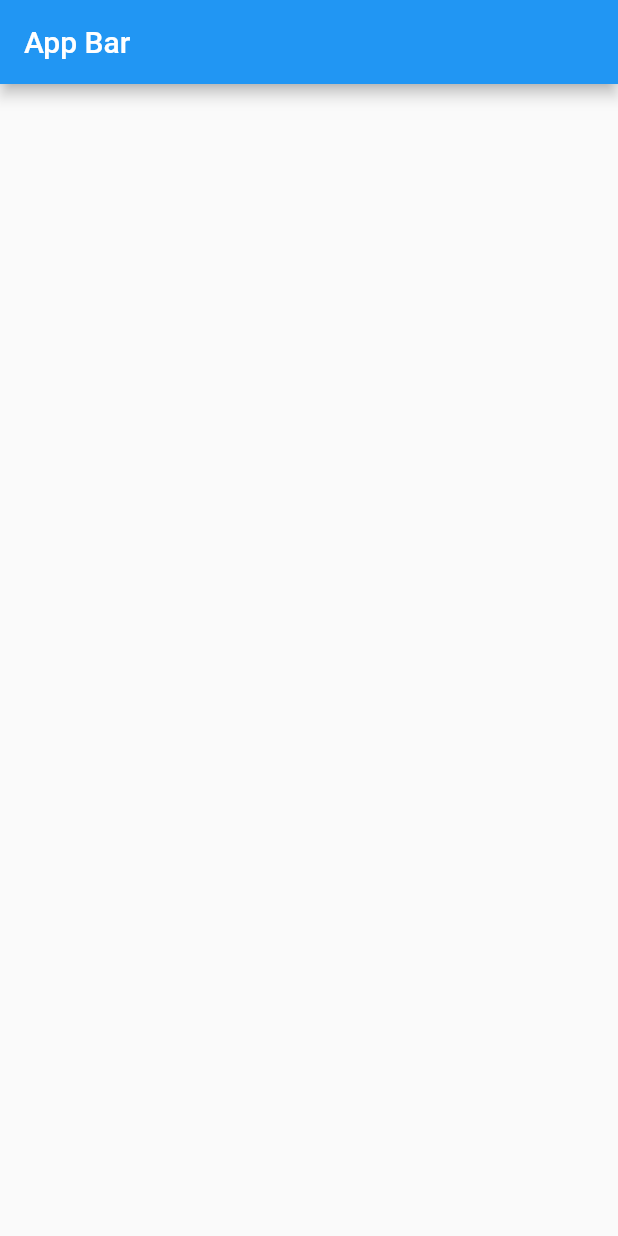
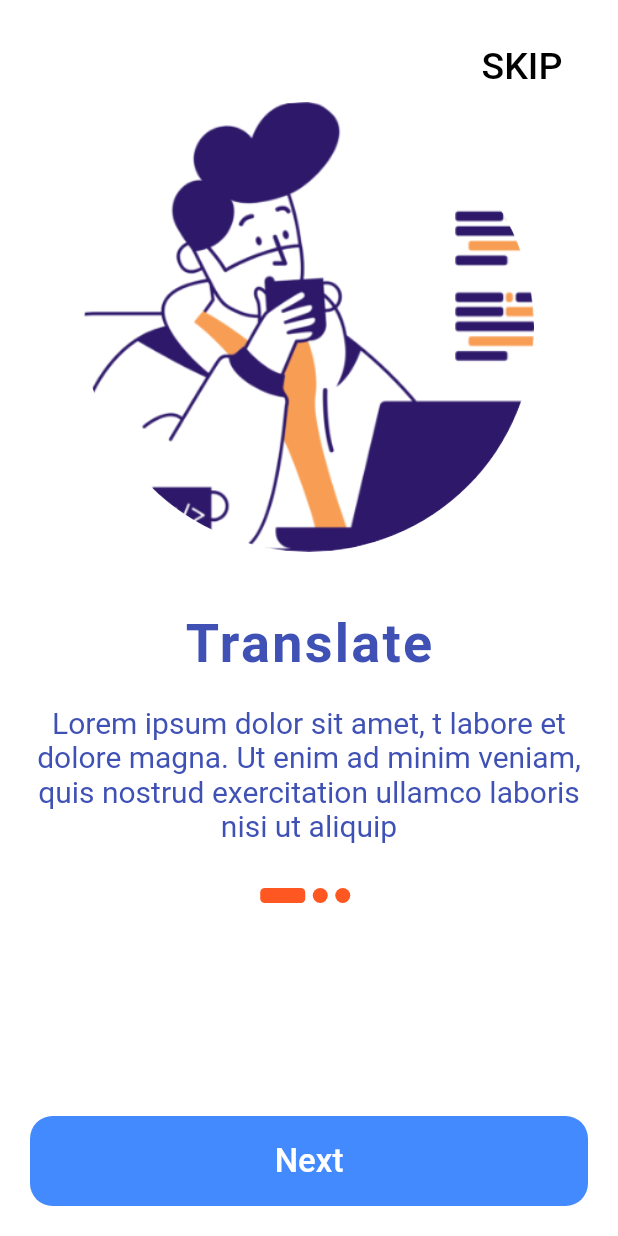
Before and after one commit to mohamedlotfy50/sign_language_interpreter, a Flutter app: the screen it shows after launch, on a phone screen of 412 x 824 dp. Run offline on Flutter 3.47's test engine with Material 2 defaults, Android fonts, the phone set to English and light mode, and no system bars.

Commit message:
onboard screen

```diff
--- /dev/null
+++ b/lib/boardScreen/screens/board_screen.dart
@@ -0,0 +1,74 @@
+import 'dart:ui';
+import 'package:sign_language_interpreter/model/slide.dart';
+import 'package:sign_language_interpreter/boardScreen/widgets/Slide_item.dart';
+import 'package:flutter/cupertino.dart';
+import 'package:flutter/material.dart';
+
+class BoardScreen extends StatefulWidget {
+  const BoardScreen({Key? key}) : super(key: key);
+
+  @override
+  _BoardScreenState createState() => _BoardScreenState();
+}
+
+class _BoardScreenState extends State<BoardScreen> {
+  @override
+  Widget build(BuildContext context) {
+    return Scaffold(
+      body: Container(
+        color: Colors.white,
+        child: Padding(
+          padding: const EdgeInsets.all(20.0),
+          child: Column(
+            children: [
+              Row(
+                mainAxisAlignment: MainAxisAlignment.end,
+                children: [
+                  MaterialButton(
+                    child: Text(
+                      "SKIP",
+                      style: TextStyle(fontSize: 25, color: Colors.black),
+                    ),
+                    onPressed: () {},
+                  ),
+                ],
+              ),
+              Expanded(
+                child: PageView.builder(
+                  itemCount: slideList.length,
+                  itemBuilder: (ctx, i)=> SlideItem(i),
+                ),
+              ),
+              Column(
+                crossAxisAlignment: CrossAxisAlignment.stretch,
+                children: [
+                  Container(
+                    height: 60,
+                    // width: double.infinity,
+                    decoration: BoxDecoration(
+                      borderRadius: BorderRadius.circular(15),
+                      color: Colors.blueAccent,
+                    ),
+                    child: TextButton(
+                      style: TextButton.styleFrom(
+                        primary: Colors.white,
+                      ),
+                      onPressed: null,
+                      child: Text(
+                        'Next',
+                        style: TextStyle(
+                          color: Colors.white,
+                          fontSize: 22,
+                        ),
+                      ),
+                    ),
+                  ),
+                ],
+              ),
+                  ],
+                ),
+              ),
+          ),
+        );
+  }
+}
--- /dev/null
+++ b/lib/boardScreen/widgets/Slide_item.dart
@@ -0,0 +1,87 @@
+import 'package:flutter/material.dart';
+import 'package:sign_language_interpreter/model/slide.dart';
+
+
+class SlideItem extends StatelessWidget {
+  final int index;
+  SlideItem(this.index);
+  @override
+  Widget build(BuildContext context) {
+    return Column(
+      children: [
+      Column(
+      mainAxisAlignment: MainAxisAlignment.center,
+      crossAxisAlignment: CrossAxisAlignment.center,
+      children: [
+        Container(
+          width: 300,
+          height: 300,
+          decoration: BoxDecoration(
+            shape: BoxShape.circle,
+            image: DecorationImage(
+              image: AssetImage('assets/images/Layer 2.png'),
+            ),
+          ),
+        ),
+        SizedBox(
+          height: 40,
+        ),
+        Text(
+          'Translate',
+          style: TextStyle(
+              fontSize: 36,
+              fontWeight: FontWeight.w600,
+              letterSpacing: 1.5,
+              color: Colors.indigo),
+        ),
+        SizedBox(
+          height: 20,
+        ),
+        Text(
+          'Lorem ipsum dolor sit amet, t labore et dolore magna. Ut enim ad minim veniam, quis nostrud exercitation ullamco laboris nisi ut aliquip',
+          textAlign: TextAlign.center,
+          style: TextStyle(
+            fontSize: 20,
+            color: Colors.indigo,
+          ),
+        ),
+        SizedBox(
+          height: 30,
+        ),
+        Row(
+          mainAxisAlignment: MainAxisAlignment.center,
+          children: [
+            Container(
+              margin: EdgeInsets.only(right: 5),
+              height: 10,
+              width: 30,
+              decoration: BoxDecoration(
+                color: Colors.deepOrange,
+                borderRadius: BorderRadius.circular(3),
+              ),
+            ),
+            Container(
+              margin: EdgeInsets.only(right: 5),
+              height: 10,
+              width: 10,
+              decoration: BoxDecoration(
+                color: Colors.deepOrange,
+                borderRadius: BorderRadius.circular(5),
+              ),
+            ),Container(
+              margin: EdgeInsets.only(right: 5),
+              height: 10,
+              width: 10,
+              decoration: BoxDecoration(
+                color: Colors.deepOrange,
+                borderRadius: BorderRadius.circular(5),
+              ),
+            ),
+          ],
+        ),
+      ],
+    ),
+    ],
+    );
+  }
+}
--- /dev/null
+++ b/lib/model/slide.dart
@@ -0,0 +1,30 @@
+import 'package:flutter/cupertino.dart';
+import 'package:flutter/material.dart';
+class Slide{
+  final String imageUrl;
+  final String title;
+  final String description;
+  Slide({
+    required this.imageUrl,
+    required this.title,
+    required this.description,
+});
+}
+
+final slideList = [
+  Slide(
+      imageUrl: 'assets/images/Layer 2.png',
+      title: 'Translate',
+      description: 'Lorem ipsum dolor sit amet, t labore et dolore magna. Ut enim ad minim veniam, quis nostrud exercitation ullamco laboris nisi ut aliquip',
+  ),
+  Slide(
+    imageUrl: 'assets/images/Group 6.png',
+    title: 'Learn',
+    description: 'Lorem ipsum dolor sit amet, t labore et dolore magna. Ut enim ad minim veniam, quis nostrud exercitation ullamco laboris nisi ut aliquip',
+  ),
+  Slide(
+    imageUrl: 'assets/images/teaching_outline II.png',
+    title: 'Communiacte',
+    description: 'Lorem ipsum dolor sit amet, t labore et dolore magna. Ut enim ad minim veniam, quis nostrud exercitation ullamco laboris nisi ut aliquip',
+  ),
+];
--- a/lib/my_app.dart
+++ b/lib/my_app.dart
@@ -1,18 +1,13 @@
+import 'package:sign_language_interpreter/boardScreen/screens/board_screen.dart';
 import 'package:flutter/material.dart';
 
 class MyApp extends StatelessWidget {
   @override
   Widget build(BuildContext context) {
     return MaterialApp(
-      //! title: 'Flutter Demo', waiting then namong the app
-      theme: ThemeData(
-        primarySwatch: Colors.blue,
-      ),
-      home: Scaffold(
-        appBar : AppBar(
-          title : Text("App Bar"),
-        )
-      ),
+      debugShowCheckedModeBanner: false,
+
+      home: BoardScreen(),
     );
   }
 }
--- a/pubspec.yaml
+++ b/pubspec.yaml
@@ -54,7 +54,8 @@ flutter:
 
   # For details regarding adding assets from package dependencies, see
   # https://flutter.dev/assets-and-images/#from-packages
-
+  assets:
+    - assets/images/
   # To add custom fonts to your application, add a fonts section here,
   # in this "flutter" section. Each entry in this list should have a
   # "family" key with the font family name, and a "fonts" key with a
```
Also changed, not shown: assets/images/Group 6.png (added), assets/images/Layer 2.png (added), assets/images/teaching_outline II.png (added).
